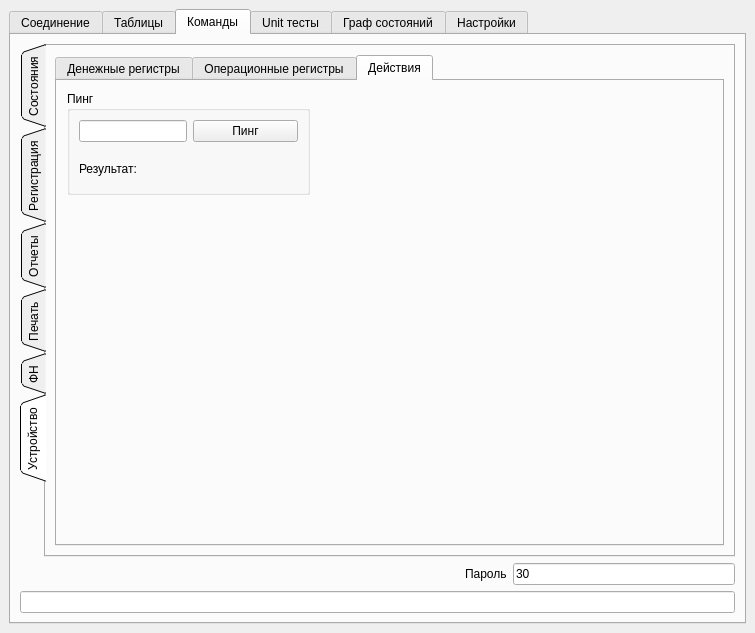
This is ui/mainwindow.ui in Megaxela/FRTester as Qt 5 draws it before an edit. The edited form follows.
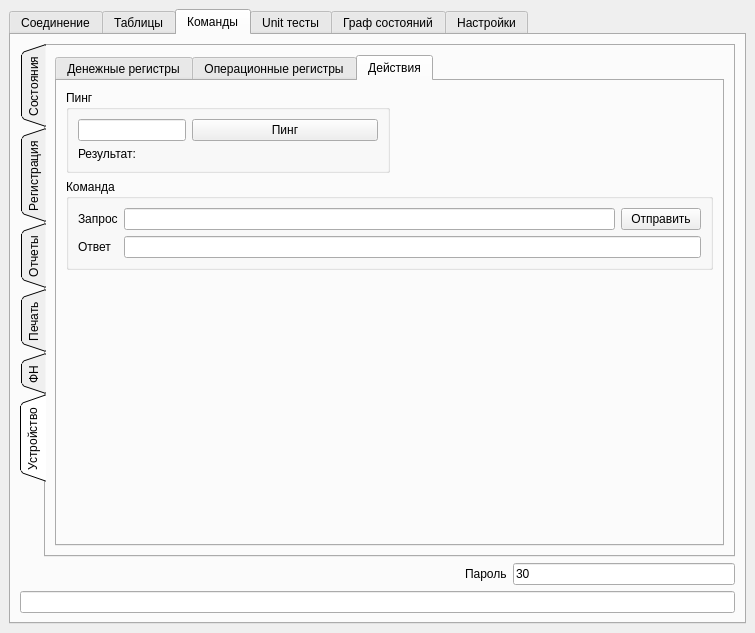
This is the edited form. The open tabs and pages were chosen to show the change. Custom widgets are drawn as their Qt base class.

Patch:
```diff
--- a/ui/mainwindow.ui
+++ b/ui/mainwindow.ui
@@ -915,15 +915,11 @@
                <attribute name="title">
                 <string>Действия</string>
                </attribute>
+               <layout class="QVBoxLayout" name="verticalLayout_13">
+                <item>
+                 <layout class="QHBoxLayout" name="horizontalLayout_22">
+                  <item>
                <widget class="QGroupBox" name="groupBox_4">
-                <property name="geometry">
-                 <rect>
-                  <x>10</x>
-                  <y>10</y>
-                  <width>243</width>
-                  <height>104</height>
-                 </rect>
-                </property>
                 <property name="title">
                  <string>Пинг</string>
                 </property>
@@ -962,6 +958,80 @@
                  </item>
                 </layout>
                </widget>
+                  </item>
+                  <item>
+                   <spacer name="horizontalSpacer_7">
+                    <property name="orientation">
+                     <enum>Qt::Horizontal</enum>
+                    </property>
+                    <property name="sizeHint" stdset="0">
+                     <size>
+                      <width>40</width>
+                      <height>20</height>
+                     </size>
+                    </property>
+                   </spacer>
+                  </item>
+                 </layout>
+                </item>
+                <item>
+                 <widget class="QGroupBox" name="groupBox_6">
+                  <property name="title">
+                   <string>Команда</string>
+                  </property>
+                  <layout class="QHBoxLayout" name="horizontalLayout_23">
+                   <item>
+                    <layout class="QFormLayout" name="formLayout_7">
+                     <item row="0" column="0">
+                      <widget class="QLabel" name="label_25">
+                       <property name="text">
+                        <string>Запрос</string>
+                       </property>
+                      </widget>
+                     </item>
+                     <item row="0" column="1">
+                      <layout class="QHBoxLayout" name="horizontalLayout_21">
+                       <item>
+                        <widget class="QLineEdit" name="commandsDeviceActionRequestLineEdit"/>
+                       </item>
+                       <item>
+                        <widget class="QPushButton" name="commandsDeviceActionRequestPushButton">
+                         <property name="text">
+                          <string>Отправить</string>
+                         </property>
+                        </widget>
+                       </item>
+                      </layout>
+                     </item>
+                     <item row="1" column="0">
+                      <widget class="QLabel" name="label_26">
+                       <property name="text">
+                        <string>Ответ</string>
+                       </property>
+                      </widget>
+                     </item>
+                     <item row="1" column="1">
+                      <widget class="QLineEdit" name="commandsDeviceActionResponseLineEdit"/>
+                     </item>
+                    </layout>
+                   </item>
+                  </layout>
+                 </widget>
+                </item>
+                <item>
+                 <spacer name="verticalSpacer_2">
+                  <property name="orientation">
+                   <enum>Qt::Vertical</enum>
+                  </property>
+                  <property name="sizeHint" stdset="0">
+                   <size>
+                    <width>20</width>
+                    <height>160</height>
+                   </size>
+                  </property>
+                 </spacer>
+                </item>
+               </layout>
               </widget>
              </widget>
             </item>
```
Left out of the diff: 11 changed lines with no effect on the pictures. Lines whose indentation alone changed are shown as unchanged.
